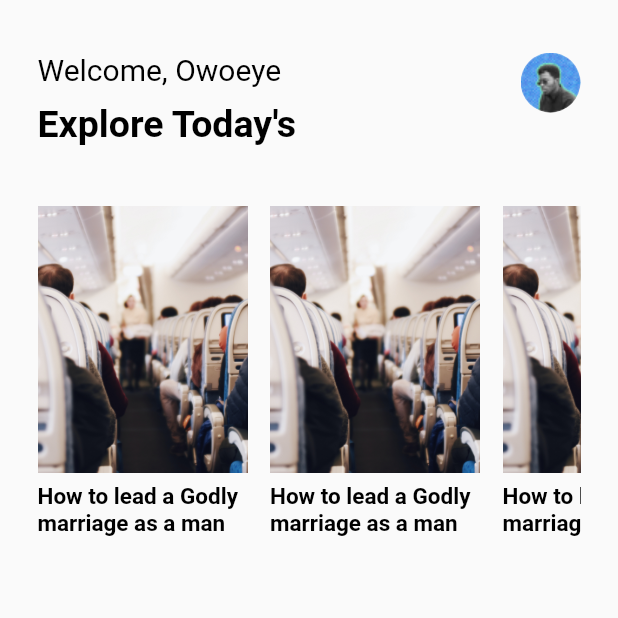
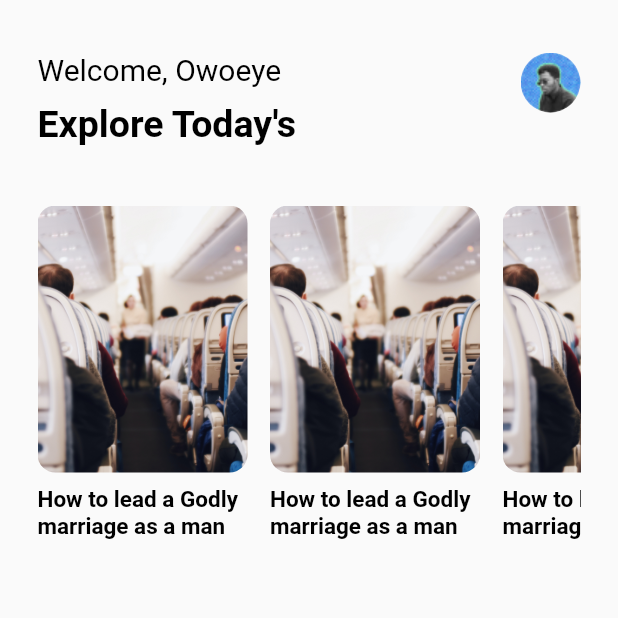
Before and after one commit to parallelbox-lab/mingle_blog, a Flutter app: the Home screen opened directly, on a phone screen of 412 x 824 dp, the top half of it. Run offline on Flutter 3.47's test engine with Material 2 defaults, Android fonts, the light colour scheme and no system bars; our stand-ins replace google_fonts, sizer; Roboto replaces fonts that are missing (Audiowide).

Commit message:
new commit

```diff
--- a/lib/screens/home/home.dart
+++ b/lib/screens/home/home.dart
@@ -72,17 +72,17 @@ class Home extends StatelessWidget {
             child:Column(
               crossAxisAlignment: CrossAxisAlignment.start,
               children: [
-              ClipRect(
+              ClipRRect(
+                borderRadius: BorderRadius.circular(12.0),
                 child: Image.asset(
                   "assets/images/sit.jpg",
                   height:178.0,
-                  width:140.0,
+                  width:150.0,
                   fit:BoxFit.cover
                 )),
-               const SizedBox(height: 7.0,),
+               const SizedBox(height: 9.0,),
                Container(alignment: Alignment.centerLeft,
                child:const CustomText(text: "How to lead a Godly marriage as a man",
-               maxLines: 2,
                size:15.0,weight:FontWeight.bold)
                )
             ],)
--- a/lib/widgets/custom_text.dart
+++ b/lib/widgets/custom_text.dart
@@ -1,6 +1,6 @@
 import "package:flutter/material.dart";
-// import "package:google_fonts/google_fonts.dart";
-// import 'package:sizer/sizer.dart';
+import "package:google_fonts/google_fonts.dart";
+import 'package:sizer/sizer.dart';
 
 class CustomText extends StatelessWidget {
   final String? text;
@@ -8,24 +8,23 @@ class CustomText extends StatelessWidget {
   final Color? color;
   final FontWeight? weight;
   final double? letterspacing;
- final int? maxLines;
+
   const CustomText(
       {Key? key,
       @required this.text,
       this.size,
       this.color,
-      this.maxLines,
       this.letterspacing = 0,
       this.weight})
       : super(key: key);
   @override
   Widget build(BuildContext context) {
     return Text(text ?? '',
-        style: TextStyle(
+        style: GoogleFonts.audiowide(
+            textStyle: TextStyle(
                 letterSpacing: letterspacing,
-                fontSize: size ?? 14,
+                fontSize: size ?? 14.sp,
                 color: color ?? Colors.black,
-                fontWeight: weight ?? FontWeight.normal),
-                );
+                fontWeight: weight ?? FontWeight.normal)));
   }
 }
```
